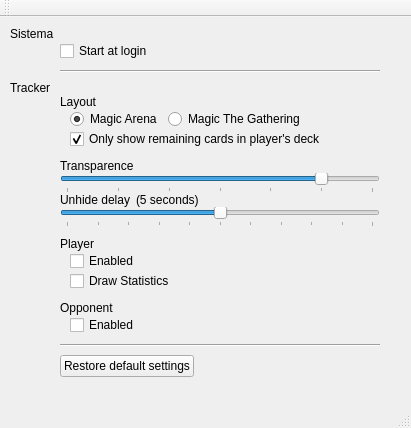
Before: the Qt Designer form src/ui/preferences.ui in HearthSim/LotusTracker, drawn with Qt 5.
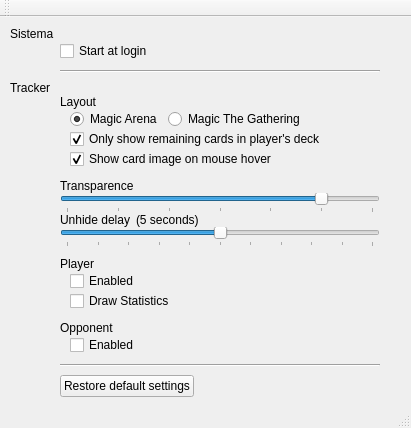
After: the same form once the commit is applied.

Commit message: Tracker View - Show card on mouse hover

What changed in the file:
```diff
--- a/src/ui/preferences.ui
+++ b/src/ui/preferences.ui
@@ -20,10 +20,10 @@
       <x>0</x>
       <y>0</y>
       <width>401</width>
-      <height>386</height>
+      <height>405</height>
      </rect>
     </property>
-    <layout class="QGridLayout" name="gridLayout" rowstretch="0,0,0,0,0,0,0,0,0,0,0,0,0,0,0,0,0,0,0,0,0,0,0,0,0,0,0" columnstretch="0,0,0">
+    <layout class="QGridLayout" name="gridLayout" rowstretch="0,0,0,0,0,0,0,0,0,0,0,0,0,0,0,0,0,0,0,0,0,0,0,0,0,0,0,0" columnstretch="0,0,0">
      <property name="leftMargin">
       <number>10</number>
      </property>
@@ -33,6 +33,204 @@
      <property name="verticalSpacing">
       <number>0</number>
      </property>
+     <item row="10" column="1">
+      <widget class="QLabel" name="label_6">
+       <property name="text">
+        <string>Transparence</string>
+       </property>
+      </widget>
+     </item>
+     <item row="21" column="1">
+      <widget class="QLabel" name="label_3">
+       <property name="text">
+        <string>Opponent</string>
+       </property>
+      </widget>
+     </item>
+     <item row="18" column="1">
+      <layout class="QHBoxLayout" name="horizontalLayout_2">
+       <item>
+        <spacer name="horizontalSpacer">
+         <property name="orientation">
+          <enum>Qt::Horizontal</enum>
+         </property>
+         <property name="sizeType">
+          <enum>QSizePolicy::Fixed</enum>
+         </property>
+         <property name="sizeHint" stdset="0">
+          <size>
+           <width>10</width>
+           <height>20</height>
+          </size>
+         </property>
+        </spacer>
+       </item>
+       <item>
+        <widget class="QCheckBox" name="cbPTEnabled">
+         <property name="text">
+          <string>Enabled</string>
+         </property>
+        </widget>
+       </item>
+      </layout>
+     </item>
+     <item row="0" column="0">
+      <widget class="QLabel" name="label">
+       <property name="text">
+        <string>Sistema</string>
+       </property>
+      </widget>
+     </item>
+     <item row="27" column="1">
+      <spacer name="verticalSpacer">
+       <property name="orientation">
+        <enum>Qt::Vertical</enum>
+       </property>
+       <property name="sizeHint" stdset="0">
+        <size>
+         <width>20</width>
+         <height>40</height>
+        </size>
+       </property>
+      </spacer>
+     </item>
+     <item row="25" column="1">
+      <layout class="QHBoxLayout" name="horizontalLayout_5">
+       <item>
+        <widget class="QPushButton" name="btReset">
+         <property name="statusTip">
+          <string>Revert all settings to default state.</string>
+         </property>
+         <property name="text">
+          <string>Restore default settings</string>
+         </property>
+        </widget>
+       </item>
+       <item>
+        <spacer name="horizontalSpacer_7">
+         <property name="orientation">
+          <enum>Qt::Horizontal</enum>
+         </property>
+         <property name="sizeHint" stdset="0">
+          <size>
+           <width>40</width>
+           <height>20</height>
+          </size>
+         </property>
+        </spacer>
+       </item>
+      </layout>
+     </item>
+     <item row="1" column="2">
+      <spacer name="horizontalSpacer_6">
+       <property name="orientation">
+        <enum>Qt::Horizontal</enum>
+       </property>
+       <property name="sizeType">
+        <enum>QSizePolicy::Fixed</enum>
+       </property>
+       <property name="sizeHint" stdset="0">
+        <size>
+         <width>10</width>
+         <height>20</height>
+        </size>
+       </property>
+      </spacer>
+     </item>
+     <item row="15" column="1">
+      <widget class="QSlider" name="hsUnhideDelay">
+       <property name="toolTip">
+        <string>After hide cards using mouse Right click, show again after X seconds</string>
+       </property>
+       <property name="statusTip">
+        <string>After hide cards using mouse Right click, show again after X seconds</string>
+       </property>
+       <property name="maximum">
+        <number>10</number>
+       </property>
+       <property name="value">
+        <number>5</number>
+       </property>
+       <property name="orientation">
+        <enum>Qt::Horizontal</enum>
+       </property>
+       <property name="tickPosition">
+        <enum>QSlider::TicksBelow</enum>
+       </property>
+       <property name="tickInterval">
+        <number>0</number>
+       </property>
+      </widget>
+     </item>
+     <item row="13" column="1">
+      <layout class="QHBoxLayout" name="horizontalLayout_7">
+       <item>
+        <widget class="QLabel" name="label_7">
+         <property name="sizePolicy">
+          <sizepolicy hsizetype="Maximum" vsizetype="Preferred">
+           <horstretch>0</horstretch>
+           <verstretch>0</verstretch>
+          </sizepolicy>
+         </property>
+         <property name="toolTip">
+          <string/>
+         </property>
+         <property name="statusTip">
+          <string>After hide cards using mouse Right click, show again after X seconds</string>
+         </property>
+         <property name="text">
+          <string>Unhide delay</string>
+         </property>
+        </widget>
+       </item>
+       <item>
+        <widget class="QLabel" name="lbUnhideDelay">
+         <property name="sizePolicy">
+          <sizepolicy hsizetype="Preferred" vsizetype="Preferred">
+           <horstretch>0</horstretch>
+           <verstretch>0</verstretch>
+          </sizepolicy>
+         </property>
+         <property name="toolTip">
+          <string/>
+         </property>
+         <property name="statusTip">
+          <string>After hide cards using mouse Right click, show again after X seconds</string>
+         </property>
+         <property name="text">
+          <string>(5 seconds)</string>
+         </property>
+        </widget>
+       </item>
+      </layout>
+     </item>
+     <item row="19" column="1">
+      <layout class="QHBoxLayout" name="horizontalLayout_3">
+       <item>
+        <spacer name="horizontalSpacer_2">
+         <property name="orientation">
+          <enum>Qt::Horizontal</enum>
+         </property>
+         <property name="sizeType">
+          <enum>QSizePolicy::Fixed</enum>
+         </property>
+         <property name="sizeHint" stdset="0">
+          <size>
+           <width>10</width>
+           <height>20</height>
+          </size>
+         </property>
+        </spacer>
+       </item>
+       <item>
+        <widget class="QCheckBox" name="cbPTStatistics">
+         <property name="text">
+          <string>Draw Statistics</string>
+         </property>
+        </widget>
+       </item>
+      </layout>
+     </item>
      <item row="6" column="1">
       <layout class="QHBoxLayout" name="horizontalLayout_6">
        <item>
@@ -76,6 +274,22 @@
        </item>
       </layout>
      </item>
+     <item row="20" column="1">
+      <spacer name="verticalSpacer_3">
+       <property name="orientation">
+        <enum>Qt::Vertical</enum>
+       </property>
+       <property name="sizeType">
+        <enum>QSizePolicy::Fixed</enum>
+       </property>
+       <property name="sizeHint" stdset="0">
+        <size>
+         <width>20</width>
+         <height>10</height>
+        </size>
+       </property>
+      </spacer>
+     </item>
      <item row="4" column="1">
       <widget class="QLabel" name="label_5">
        <property name="text">
@@ -83,20 +297,7 @@
        </property>
       </widget>
      </item>
-     <item row="2" column="1">
-      <widget class="Line" name="line">
-       <property name="minimumSize">
-        <size>
-         <width>0</width>
-         <height>20</height>
-        </size>
-       </property>
-       <property name="orientation">
-        <enum>Qt::Horizontal</enum>
-       </property>
-      </widget>
-     </item>
-     <item row="10" column="1">
+     <item row="11" column="1">
       <widget class="QSlider" name="hsAlpha">
        <property name="minimum">
         <number>1</number>
@@ -121,87 +322,27 @@
        </property>
       </widget>
      </item>
-     <item row="19" column="1">
-      <spacer name="verticalSpacer_3">
-       <property name="orientation">
-        <enum>Qt::Vertical</enum>
-       </property>
-       <property name="sizeType">
-        <enum>QSizePolicy::Fixed</enum>
-       </property>
-       <property name="sizeHint" stdset="0">
+     <item row="2" column="1">
+      <widget class="Line" name="line">
+       <property name="minimumSize">
         <size>
-         <width>20</width>
-         <height>10</height>
+         <width>0</width>
+         <height>20</height>
         </size>
        </property>
-      </spacer>
+       <property name="orientation">
+        <enum>Qt::Horizontal</enum>
+       </property>
+      </widget>
      </item>
-     <item row="16" column="1">
+     <item row="17" column="1">
       <widget class="QLabel" name="label_2">
        <property name="text">
         <string>Player</string>
        </property>
       </widget>
      </item>
-     <item row="3" column="0">
-      <widget class="QLabel" name="label_4">
-       <property name="text">
-        <string>Tracker</string>
-       </property>
-      </widget>
-     </item>
-     <item row="15" column="1">
-      <spacer name="verticalSpacer_2">
-       <property name="orientation">
-        <enum>Qt::Vertical</enum>
-       </property>
-       <property name="sizeType">
-        <enum>QSizePolicy::Fixed</enum>
-       </property>
-       <property name="sizeHint" stdset="0">
-        <size>
-         <width>20</width>
-         <height>10</height>
-        </size>
-       </property>
-      </spacer>
-     </item>
-     <item row="17" column="1">
-      <layout class="QHBoxLayout" name="horizontalLayout_2">
-       <item>
-        <spacer name="horizontalSpacer">
-         <property name="orientation">
-          <enum>Qt::Horizontal</enum>
-         </property>
-         <property name="sizeType">
-          <enum>QSizePolicy::Fixed</enum>
-         </property>
-         <property name="sizeHint" stdset="0">
-          <size>
-           <width>10</width>
-           <height>20</height>
-          </size>
-         </property>
-        </spacer>
-       </item>
-       <item>
-        <widget class="QCheckBox" name="cbPTEnabled">
-         <property name="text">
-          <string>Enabled</string>
-         </property>
-        </widget>
-       </item>
-      </layout>
-     </item>
-     <item row="0" column="0">
-      <widget class="QLabel" name="label">
-       <property name="text">
-        <string>Sistema</string>
-       </property>
-      </widget>
-     </item>
-     <item row="21" column="1">
+     <item row="22" column="1">
       <layout class="QHBoxLayout" name="horizontalLayout_4">
        <item>
         <spacer name="horizontalSpacer_3">
@@ -238,7 +379,30 @@
        </property>
       </widget>
      </item>
-     <item row="22" column="1">
+     <item row="16" column="1">
+      <spacer name="verticalSpacer_2">
+       <property name="orientation">
+        <enum>Qt::Vertical</enum>
+       </property>
+       <property name="sizeType">
+        <enum>QSizePolicy::Fixed</enum>
+       </property>
+       <property name="sizeHint" stdset="0">
+        <size>
+         <width>20</width>
+         <height>10</height>
+        </size>
+       </property>
+      </spacer>
+     </item>
+     <item row="3" column="0">
+      <widget class="QLabel" name="label_4">
+       <property name="text">
+        <string>Tracker</string>
+       </property>
+      </widget>
+     </item>
+     <item row="23" column="1">
       <widget class="Line" name="line_2">
        <property name="minimumSize">
         <size>
@@ -304,80 +468,26 @@
        </item>
       </layout>
      </item>
-     <item row="8" column="1">
-      <spacer name="verticalSpacer_4">
-       <property name="orientation">
-        <enum>Qt::Vertical</enum>
-       </property>
-       <property name="sizeType">
-        <enum>QSizePolicy::Fixed</enum>
-       </property>
-       <property name="sizeHint" stdset="0">
-        <size>
-         <width>20</width>
-         <height>10</height>
-        </size>
-       </property>
-      </spacer>
-     </item>
      <item row="9" column="1">
-      <widget class="QLabel" name="label_6">
-       <property name="text">
-        <string>Transparence</string>
-       </property>
-      </widget>
-     </item>
-     <item row="20" column="1">
-      <widget class="QLabel" name="label_3">
-       <property name="text">
-        <string>Opponent</string>
-       </property>
-      </widget>
-     </item>
-     <item row="26" column="1">
-      <spacer name="verticalSpacer">
+      <spacer name="verticalSpacer_4">
        <property name="orientation">
         <enum>Qt::Vertical</enum>
        </property>
+       <property name="sizeType">
+        <enum>QSizePolicy::Fixed</enum>
+       </property>
        <property name="sizeHint" stdset="0">
         <size>
          <width>20</width>
-         <height>40</height>
+         <height>10</height>
         </size>
        </property>
       </spacer>
      </item>
-     <item row="24" column="1">
-      <layout class="QHBoxLayout" name="horizontalLayout_5">
+     <item row="8" column="1">
+      <layout class="QHBoxLayout" name="horizontalLayout_8">
        <item>
-        <widget class="QPushButton" name="btReset">
-         <property name="statusTip">
-          <string>Revert all settings to default state.</string>
-         </property>
-         <property name="text">
-          <string>Restore default settings</string>
-         </property>
-        </widget>
-       </item>
-       <item>
-        <spacer name="horizontalSpacer_7">
-         <property name="orientation">
-          <enum>Qt::Horizontal</enum>
-         </property>
-         <property name="sizeHint" stdset="0">
-          <size>
-           <width>40</width>
-           <height>20</height>
-          </size>
-         </property>
-        </spacer>
-       </item>
-      </layout>
-     </item>
-     <item row="18" column="1">
-      <layout class="QHBoxLayout" name="horizontalLayout_3">
-       <item>
-        <spacer name="horizontalSpacer_2">
+        <spacer name="horizontalSpacer_10">
          <property name="orientation">
           <enum>Qt::Horizontal</enum>
          </property>
@@ -393,94 +503,27 @@
         </spacer>
        </item>
        <item>
-        <widget class="QCheckBox" name="cbPTStatistics">
+        <widget class="QCheckBox" name="cbShowCardOnHover">
          <property name="text">
-          <string>Draw Statistics</string>
+          <string>Show card image on mouse hover</string>
          </property>
-        </widget>
-       </item>
-      </layout>
-     </item>
-     <item row="14" column="1">
-      <widget class="QSlider" name="hsUnhideDelay">
-       <property name="toolTip">
-        <string>After hide cards using mouse Right click, show again after X seconds</string>
-       </property>
-       <property name="statusTip">
-        <string>After hide cards using mouse Right click, show again after X seconds</string>
-       </property>
-       <property name="maximum">
-        <number>10</number>
-       </property>
-       <property name="value">
-        <number>5</number>
-       </property>
-       <property name="orientation">
-        <enum>Qt::Horizontal</enum>
-       </property>
-       <property name="tickPosition">
-        <enum>QSlider::TicksBelow</enum>
-       </property>
-       <property name="tickInterval">
-        <number>0</number>
-       </property>
-      </widget>
-     </item>
-     <item row="1" column="2">
-      <spacer name="horizontalSpacer_6">
-       <property name="orientation">
-        <enum>Qt::Horizontal</enum>
-       </property>
-       <property name="sizeType">
-        <enum>QSizePolicy::Fixed</enum>
-       </property>
-       <property name="sizeHint" stdset="0">
-        <size>
-         <width>10</width>
-         <height>20</height>
-        </size>
-       </property>
-      </spacer>
-     </item>
-     <item row="12" column="1">
-      <layout class="QHBoxLayout" name="horizontalLayout_7">
-       <item>
-        <widget class="QLabel" name="label_7">
-         <property name="sizePolicy">
-          <sizepolicy hsizetype="Maximum" vsizetype="Preferred">
-           <horstretch>0</horstretch>
-           <verstretch>0</verstretch>
-          </sizepolicy>
+         <property name="checked">
+          <bool>true</bool>
          </property>
-         <property name="toolTip">
-          <string/>
-         </property>
-         <property name="statusTip">
-          <string>After hide cards using mouse Right click, show again after X seconds</string>
-         </property>
-         <property name="text">
-          <string>Unhide delay</string>
-         </property>
         </widget>
        </item>
        <item>
-        <widget class="QLabel" name="lbUnhideDelay">
-         <property name="sizePolicy">
-          <sizepolicy hsizetype="Preferred" vsizetype="Preferred">
-           <horstretch>0</horstretch>
-           <verstretch>0</verstretch>
-          </sizepolicy>
+        <spacer name="horizontalSpacer_11">
+         <property name="orientation">
+          <enum>Qt::Horizontal</enum>
          </property>
-         <property name="toolTip">
-          <string/>
+         <property name="sizeHint" stdset="0">
+          <size>
+           <width>40</width>
+           <height>20</height>
+          </size>
          </property>
-         <property name="statusTip">
-          <string>After hide cards using mouse Right click, show again after X seconds</string>
-         </property>
-         <property name="text">
-          <string>(5 seconds)</string>
-         </property>
-        </widget>
+        </spacer>
        </item>
       </layout>
      </item>
```
The commit also changes 11 other files.
